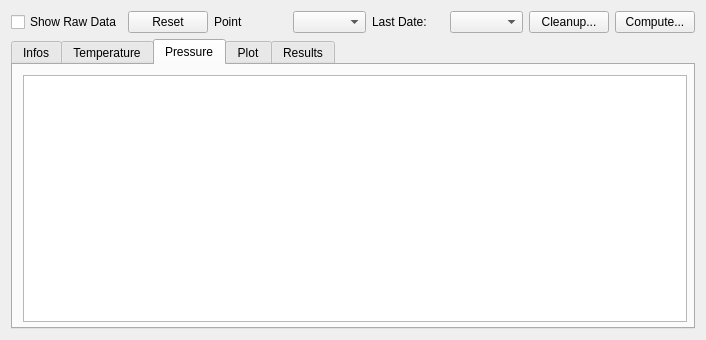
Before: the Qt Designer form molonari_data/molonaviz/datapointview.ui in leamailhol/MOLO-projet-interface, drawn with Qt 5.
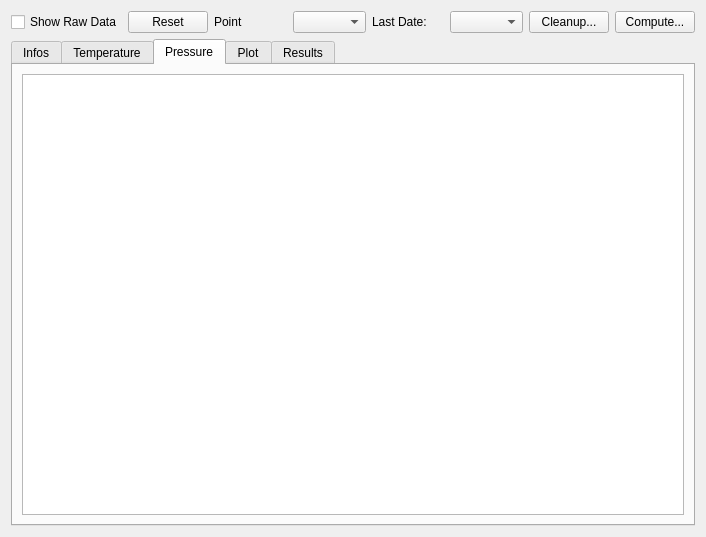
After: the same form once the commit is applied. The open tabs and pages were chosen to show the change. Icons and pictures are not drawn.

What changed in the file:
```diff
--- a/molonari_data/molonaviz/datapointview.ui
+++ b/molonari_data/molonaviz/datapointview.ui
@@ -7,7 +7,7 @@
     <x>0</x>
     <y>0</y>
     <width>706</width>
-    <height>340</height>
+    <height>537</height>
    </rect>
   </property>
   <property name="windowTitle">
@@ -161,16 +161,15 @@
       <attribute name="title">
        <string>Pressure</string>
       </attribute>
-      <widget class="QTableView" name="tableViewPressure">
-       <property name="geometry">
-        <rect>
-         <x>10</x>
-         <y>10</y>
-         <width>664</width>
-         <height>247</height>
-        </rect>
-       </property>
-      </widget>
+      <layout class="QGridLayout" name="gridLayout_6">
+       <item row="0" column="0">
+        <widget class="QTableView" name="tableViewPressure">
+         <attribute name="verticalHeaderStretchLastSection">
+          <bool>true</bool>
+         </attribute>
+        </widget>
+       </item>
+      </layout>
      </widget>
      <widget class="QWidget" name="tabPlot">
       <attribute name="title">
```
Left out of the diff: 55 changed lines with no effect on the pictures.
